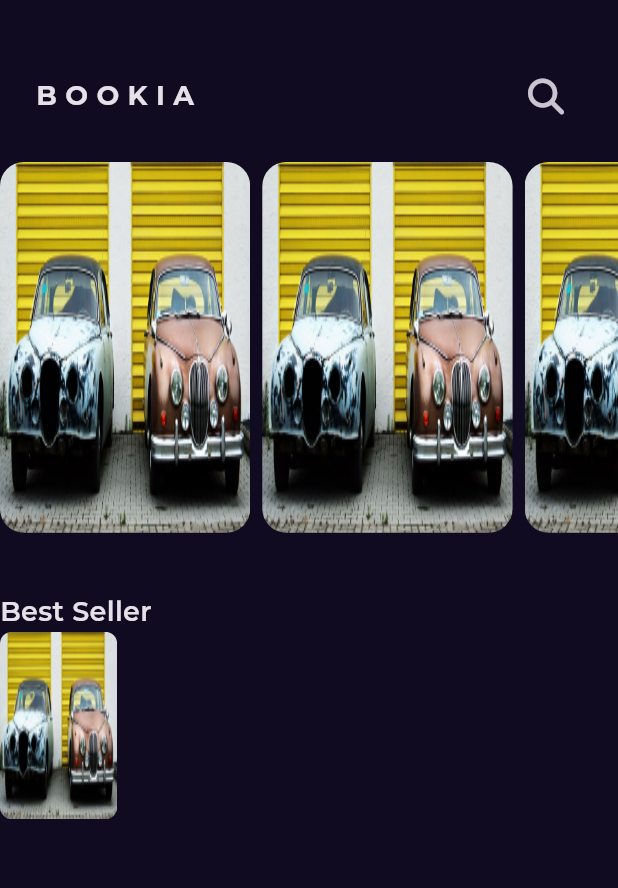
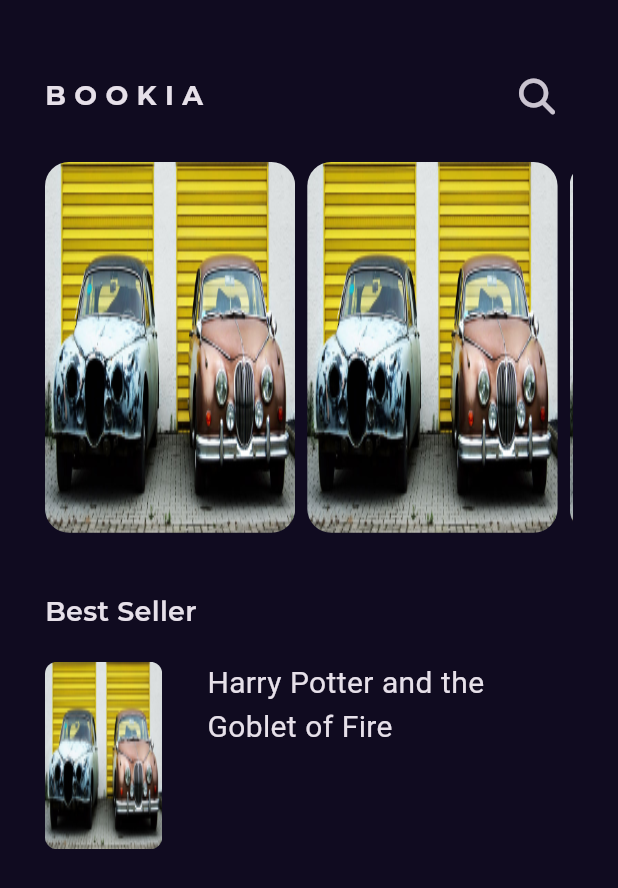
Before and after one commit to muhammad-mustafa1/BOOKIA, a Flutter app: the screen it shows after launch, on a phone screen of 412 x 824 dp. Shown: the top 888 px of the screen. Run offline on Flutter 3.47's test engine with Material 3 defaults, Android fonts, the phone set to English and light mode, and no system bars; our stand-ins replace font_awesome_flutter, get, google_fonts.

Commit message:
best seller view par 1

```diff
--- a/lib/Features/home/presentation/views/widgets/custom_app_bar.dart
+++ b/lib/Features/home/presentation/views/widgets/custom_app_bar.dart
@@ -9,7 +9,7 @@ class CustomAppBar extends StatelessWidget {
   @override
   Widget build(BuildContext context) {
     return Padding(
-      padding: const EdgeInsets.only(left: 24, right: 24, top: 40, bottom: 20),
+      padding: const EdgeInsets.only(top: 40, bottom: 20),
       child: Row(
         mainAxisAlignment: MainAxisAlignment.spaceBetween,
         children: [
--- a/lib/Features/home/presentation/views/widgets/home_view_body.dart
+++ b/lib/Features/home/presentation/views/widgets/home_view_body.dart
@@ -3,21 +3,26 @@ import 'package:bookia/Core/assets.dart';
 import 'package:bookia/Features/home/presentation/views/widgets/custom_app_bar.dart';
 import 'package:bookia/Features/home/presentation/views/widgets/featured_books_list_view.dart';
 import 'package:flutter/material.dart';
+import 'package:flutter/widgets.dart';
 
 class HomeViewBody extends StatelessWidget {
   const HomeViewBody({super.key});
 
   @override
   Widget build(BuildContext context) {
-    return const Column(
+    return const Padding(
+      padding: EdgeInsets.symmetric(horizontal: 30),
+      child: Column(
         crossAxisAlignment: CrossAxisAlignment.start,
         children: [
           CustomAppBar(),
           FeaturedBooksListView(),
           SizedBox(height: 40),
           Text('Best Seller', style: Styles.textStyle18),
+          SizedBox(height: 20),
           BestSellerListViewItem()
         ],
+      ),
     );
   }
 }
@@ -43,8 +48,19 @@ class BestSellerListViewItem extends StatelessWidget {
               ),
             ),
           ),
-          const Column(
-            children: [],
+          const SizedBox(width: 30),
+          Column(
+            children: [
+              SizedBox(
+                width: MediaQuery.of(context).size.width * .5,
+                child: const Text(
+                  'Harry Potter and the Goblet of Fire',
+                  maxLines: 2,
+                  overflow: TextOverflow.ellipsis,
+                  style: Styles.textStyle20,
+                ),
+              ),
+            ],
           )
         ],
       ),
```
Lines whose indentation alone changed are shown as unchanged.
